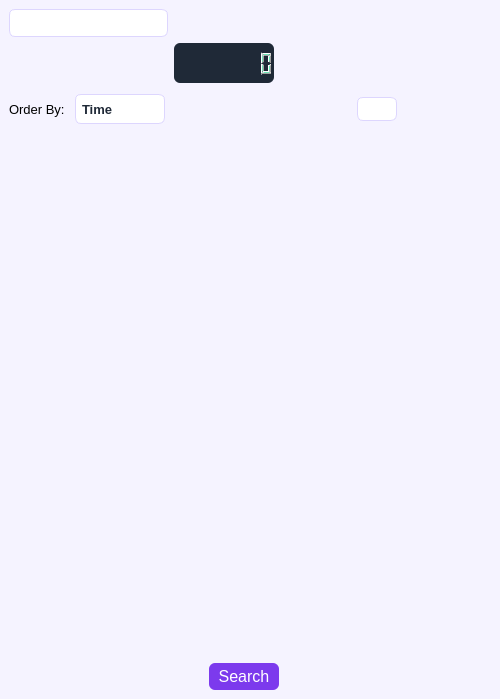
Before: the Qt Designer form addressbook.ui in jialinliu0817/AddressBook, drawn with Qt 5.
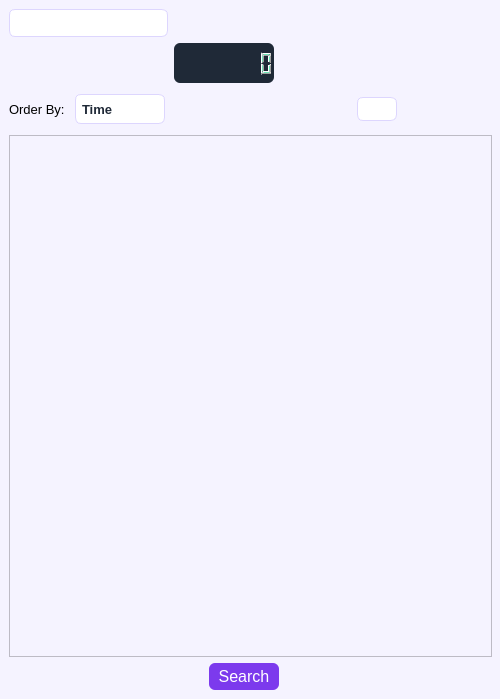
After: the same form once the commit is applied. Icons and pictures are not drawn.

Commit message: Remove duplicate listWidget stylesheet from .ui file (keep in C++ only)

What changed in the file:
```diff
--- a/addressbook.ui
+++ b/addressbook.ui
@@ -263,31 +263,6 @@
       <property name="contextMenuPolicy">
        <enum>Qt::ContextMenuPolicy::CustomContextMenu</enum>
       </property>
-      <property name="styleSheet">
-       <string notr="true">QListWidget {
-    background: #F5F3FF;
-    border: none;
-    border-radius: 8px;
-    padding: 4px;
-    outline: none;
-}
-QListWidget::item {
-    background: #FFFFFF;
-    border-radius: 8px;
-    border: 1px solid #DDD6FE;
-    margin: 3px 2px;
-    padding: 4px;
-}
-QListWidget::item:hover {
-    background: #EDE9FE;
-    border-color: #7C3AED;
-}
-QListWidget::item:selected {
-    background: #EDE9FE;
-    border: 1px solid #7C3AED;
-    color: #1F2937;
-}</string>
-      </property>
       <property name="autoScrollMargin">
        <number>14</number>
       </property>
```
The commit also changes 1 other file.
